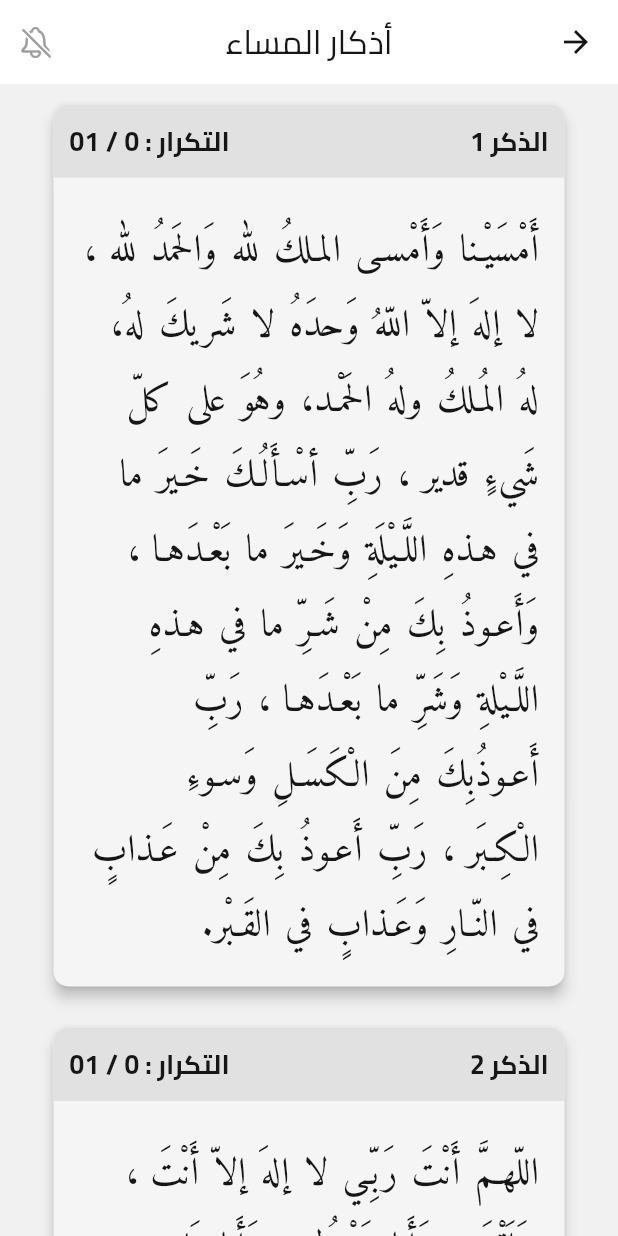
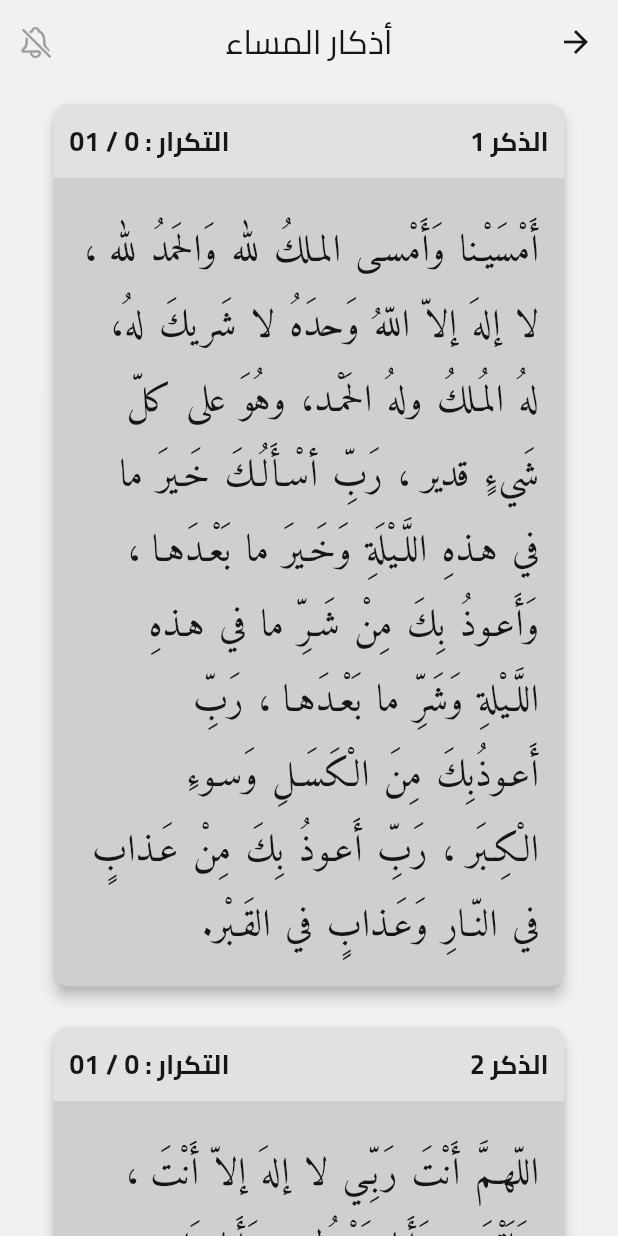
Before and after one commit to mohamedmagdy2301/ramadan_app, a Flutter app: the screen it shows after launch, after a tap on "أذكار المساء", on a phone screen of 412 x 824 dp. Run offline on Flutter 3.47's test engine with Material 3 defaults, Android fonts, the light colour scheme and no system bars; our stand-ins replace adaptive_theme, connectivity_plus, dio, flutter_bloc, flutter_screenutil, fluttertoast and 6 more.

Commit message:
Refactor Azkar and Sabha screens to improve color handling and enhance UI consistency

```diff
--- a/lib/features/azkar/presentation/veiw/screens/azkar_details_screen.dart
+++ b/lib/features/azkar/presentation/veiw/screens/azkar_details_screen.dart
@@ -1,6 +1,5 @@
 import 'package:flutter/material.dart';
 import 'package:flutter_bloc/flutter_bloc.dart';
-import 'package:ramadan_app/core/extensions/context_extensions.dart';
 
 import '../../../data/azkar_data.dart';
 import '../../../data/azkar_screen_body_item_model_data.dart';
@@ -53,8 +52,7 @@ class _AzkarDetailsScreenState extends State<AzkarDetailsScreen> {
                 appBar: AppBar(
                   title: Text(widget.azkarScreenBodyItemModel.title),
                   elevation: 0,
-                  backgroundColor:
-                      !context.isDark ? colorAppbar : Colors.transparent,
+                  backgroundColor: Colors.transparent,
                   surfaceTintColor: Colors.transparent,
                   actions: [
                     ClearCountAzkarWidget(state: state),
--- a/lib/features/azkar/presentation/veiw/widgets/azkar_details_liseview_item_card.dart
+++ b/lib/features/azkar/presentation/veiw/widgets/azkar_details_liseview_item_card.dart
@@ -27,7 +27,10 @@ class AzkarDetailsLiseviewItemCard extends StatelessWidget {
         onTap: onCounterChanged,
         child: Card(
           elevation: 4,
-          color: !context.isDark ? Colors.grey.shade100 : Colors.grey.shade900,
+          color:
+              !context.isDark
+                  ? const Color.fromARGB(255, 207, 207, 207)
+                  : Colors.grey.shade900,
           shape: RoundedRectangleBorder(
             borderRadius: BorderRadius.circular(10),
           ),
@@ -53,19 +56,13 @@ class AzkarDetailsLiseviewItemCard extends StatelessWidget {
                     Text(
                       "الذكر ${index + 1}",
                       style: StyleText.bold18().copyWith(
-                        color:
-                            counter ==
-                                    (int.parse(
-                                      dataList?[index]["count"] ?? "0",
-                                    ))
-                                ? context.primaryColor
-                                : context.onPrimaryColor,
+                        color: context.onPrimaryColor,
                       ),
                     ),
                     counter == (int.parse(dataList?[index]["count"] ?? "0"))
                         ? Icon(
                           Icons.check_circle_outline,
-                          color: context.primaryColor,
+                          color: context.onPrimaryColor,
                         )
                         : Text(
                           "التكرار : $counter / ${dataList?[index]["count"]}",
--- a/lib/features/sabha/presentation/veiw/screens/sabha_screen.dart
+++ b/lib/features/sabha/presentation/veiw/screens/sabha_screen.dart
@@ -116,13 +116,13 @@ class _SabhaScreenState extends State<SabhaScreen> {
       title: Text(
         AppStrings.sabha,
 
-        style: StyleText.bold36().copyWith(color: AppColors.white),
+        style: StyleText.bold36().copyWith(color: context.onPrimaryColor),
       ),
       centerTitle: true,
       flexibleSpace: Container(),
       elevation: 4,
       toolbarHeight: 60.h,
-      backgroundColor: context.theme.scaffoldBackgroundColor,
+      backgroundColor: context.primaryColor.withAlpha(200),
       actions: [
         counter != 0
             ? IconButton(
```
